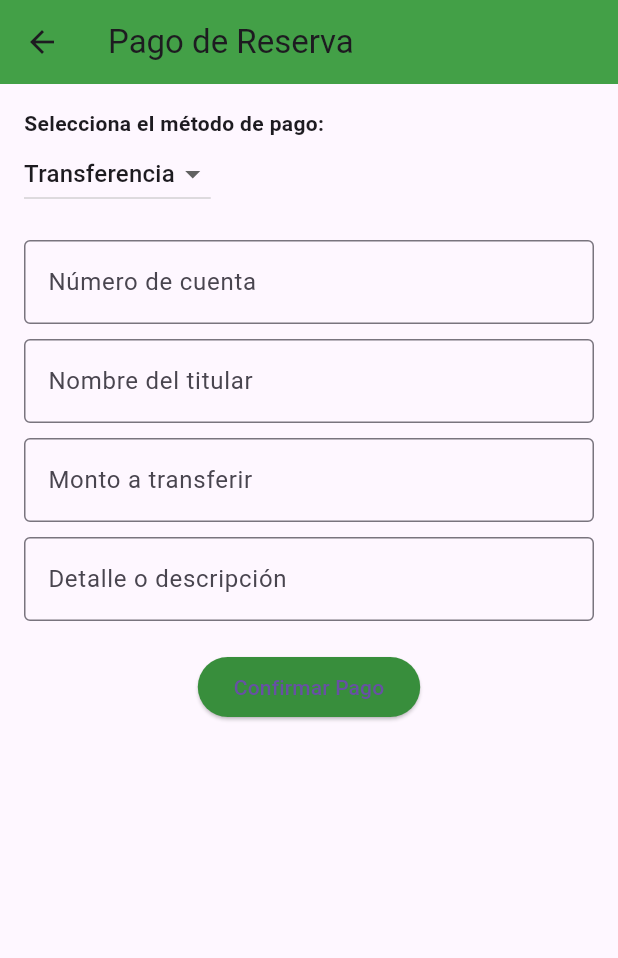
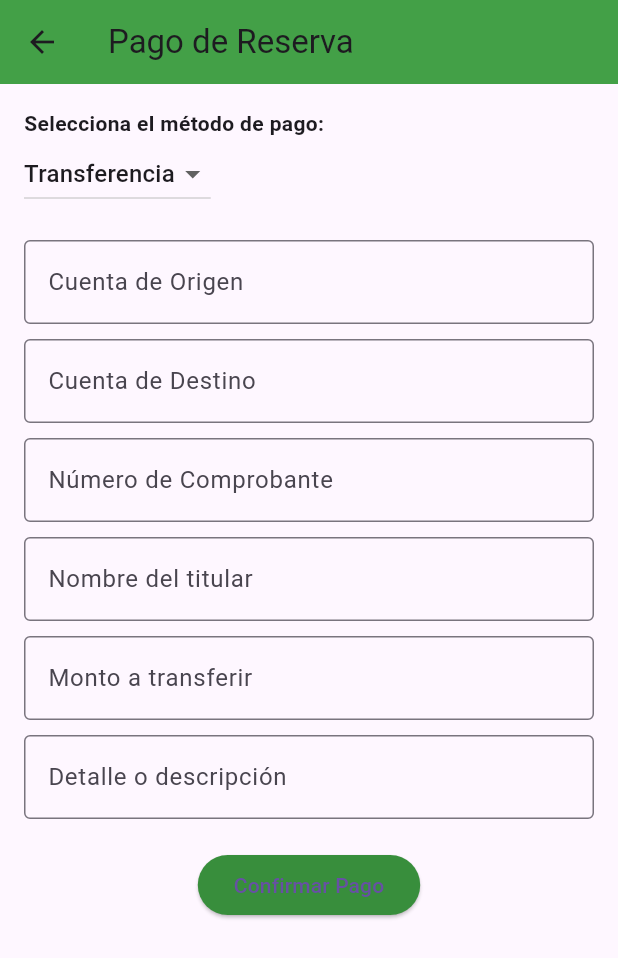
Before and after one commit to HildaM03/Reserva_canchas, a Flutter app: the PagoPage screen opened directly, on a phone screen of 412 x 824 dp. Shown: the top 958 px of the screen. Run offline on Flutter 3.47's test engine with Material 3 defaults, Android fonts, the phone set to English and light mode, and no system bars; our stand-ins replace cached_network_image, cloud_firestore, firebase_core; accounts and stored records are empty.

Commit message:
Actualización Pagina de Pago

```diff
--- a/lib/PagoPage.dart
+++ b/lib/PagoPage.dart
@@ -10,7 +10,12 @@ class _PagoPageState extends State<PagoPage> {
   String metodoPago = 'Transferencia';
   final _formKey = GlobalKey<FormState>();
 
-  String numeroCuenta = '';
+  // Campos nuevos
+  String cuentaOrigen = '';
+  String cuentaDestino = '';
+  String numeroComprobante = '';
+
+  // Campos ya existentes
   String nombreTitular = '';
   String monto = '';
   String detalle = '';
@@ -19,7 +24,9 @@ class _PagoPageState extends State<PagoPage> {
     try {
       await FirebaseFirestore.instance.collection('pago').add({
         'metodo': metodoPago,
-        'cuenta': numeroCuenta,
+        'cuenta_origen': cuentaOrigen,
+        'cuenta_destino': cuentaDestino,
+        'comprobante': numeroComprobante,
         'titular': nombreTitular,
         'monto': monto,
         'detalle': detalle,
@@ -39,19 +46,23 @@ class _PagoPageState extends State<PagoPage> {
       context: context,
       builder: (_) => AlertDialog(
         title: Text('Ticket de Pago'),
-        content: Column(
+        content: SingleChildScrollView(
+          child: Column(
             mainAxisSize: MainAxisSize.min,
             crossAxisAlignment: CrossAxisAlignment.start,
             children: [
               Text('Método: $metodoPago'),
               if (metodoPago == 'Transferencia') ...[
-              Text('Cuenta: $numeroCuenta'),
+                Text('Cuenta Origen: $cuentaOrigen'),
+                Text('Cuenta Destino: $cuentaDestino'),
+                Text('Número de Comprobante: $numeroComprobante'),
                 Text('Titular: $nombreTitular'),
                 Text('Monto: \$${monto}'),
                 Text('Detalle: $detalle'),
               ],
               Text('Fecha: ${DateTime.now()}'),
             ],
+          ),
         ),
         actions: [
           TextButton(
@@ -90,22 +101,50 @@ class _PagoPageState extends State<PagoPage> {
             Text('Selecciona el método de pago:', style: TextStyle(fontWeight: FontWeight.bold)),
             DropdownButton<String>(
               value: metodoPago,
-              items: ['Transferencia', 'Efectivo'].map((e) => DropdownMenuItem(value: e, child: Text(e))).toList(),
+              items: ['Transferencia', 'Efectivo']
+                  .map((e) => DropdownMenuItem(value: e, child: Text(e)))
+                  .toList(),
               onChanged: (val) => setState(() => metodoPago = val!),
             ),
             SizedBox(height: 20),
             metodoPago == 'Transferencia'
                 ? Form(
                     key: _formKey,
+                    child: Expanded(
+                      child: SingleChildScrollView(
                         child: Column(
                           children: [
                             TextFormField(
                               decoration: InputDecoration(
-                            labelText: 'Número de cuenta',
+                                labelText: 'Cuenta de Origen',
                                 border: OutlineInputBorder(),
                               ),
-                          onChanged: (val) => numeroCuenta = val,
-                          validator: (val) => val == null || val.isEmpty ? 'Ingresa el número de cuenta' : null,
+                              onChanged: (val) => cuentaOrigen = val,
+                              validator: (val) => val == null || val.isEmpty
+                                  ? 'Ingresa la cuenta de origen'
+                                  : null,
+                            ),
+                            SizedBox(height: 10),
+                            TextFormField(
+                              decoration: InputDecoration(
+                                labelText: 'Cuenta de Destino',
+                                border: OutlineInputBorder(),
+                              ),
+                              onChanged: (val) => cuentaDestino = val,
+                              validator: (val) => val == null || val.isEmpty
+                                  ? 'Ingresa la cuenta de destino'
+                                  : null,
+                            ),
+                            SizedBox(height: 10),
+                            TextFormField(
+                              decoration: InputDecoration(
+                                labelText: 'Número de Comprobante',
+                                border: OutlineInputBorder(),
+                              ),
+                              onChanged: (val) => numeroComprobante = val,
+                              validator: (val) => val == null || val.isEmpty
+                                  ? 'Ingresa el número de comprobante'
+                                  : null,
                             ),
                             SizedBox(height: 10),
                             TextFormField(
@@ -114,7 +153,9 @@ class _PagoPageState extends State<PagoPage> {
                                 border: OutlineInputBorder(),
                               ),
                               onChanged: (val) => nombreTitular = val,
-                          validator: (val) => val == null || val.isEmpty ? 'Ingresa el nombre del titular' : null,
+                              validator: (val) => val == null || val.isEmpty
+                                  ? 'Ingresa el nombre del titular'
+                                  : null,
                             ),
                             SizedBox(height: 10),
                             TextFormField(
@@ -124,7 +165,8 @@ class _PagoPageState extends State<PagoPage> {
                               ),
                               keyboardType: TextInputType.number,
                               onChanged: (val) => monto = val,
-                          validator: (val) => val == null || val.isEmpty ? 'Ingresa el monto' : null,
+                              validator: (val) =>
+                                  val == null || val.isEmpty ? 'Ingresa el monto' : null,
                             ),
                             SizedBox(height: 10),
                             TextFormField(
@@ -133,15 +175,19 @@ class _PagoPageState extends State<PagoPage> {
                                 border: OutlineInputBorder(),
                               ),
                               onChanged: (val) => detalle = val,
-                          validator: (val) => val == null || val.isEmpty ? 'Ingresa un detalle' : null,
+                              validator: (val) =>
+                                  val == null || val.isEmpty ? 'Ingresa un detalle' : null,
                             ),
                             SizedBox(height: 20),
                             ElevatedButton(
                               onPressed: _confirmarPago,
                               child: Text('Confirmar Pago'),
-                          style: ElevatedButton.styleFrom(backgroundColor: Colors.green.shade700),
+                              style: ElevatedButton.styleFrom(
+                                  backgroundColor: Colors.green.shade700),
                             ),
                           ],
+                        ),
+                      ),
                     ),
                   )
                 : Padding(
@@ -162,7 +208,8 @@ class _PagoPageState extends State<PagoPage> {
                             );
                           },
                           child: Text('Confirmar Pago en Efectivo'),
-                          style: ElevatedButton.styleFrom(backgroundColor: Colors.green.shade700),
+                          style: ElevatedButton.styleFrom(
+                              backgroundColor: Colors.green.shade700),
                         ),
                       ],
                     ),
```
Lines whose indentation alone changed are shown as unchanged.
